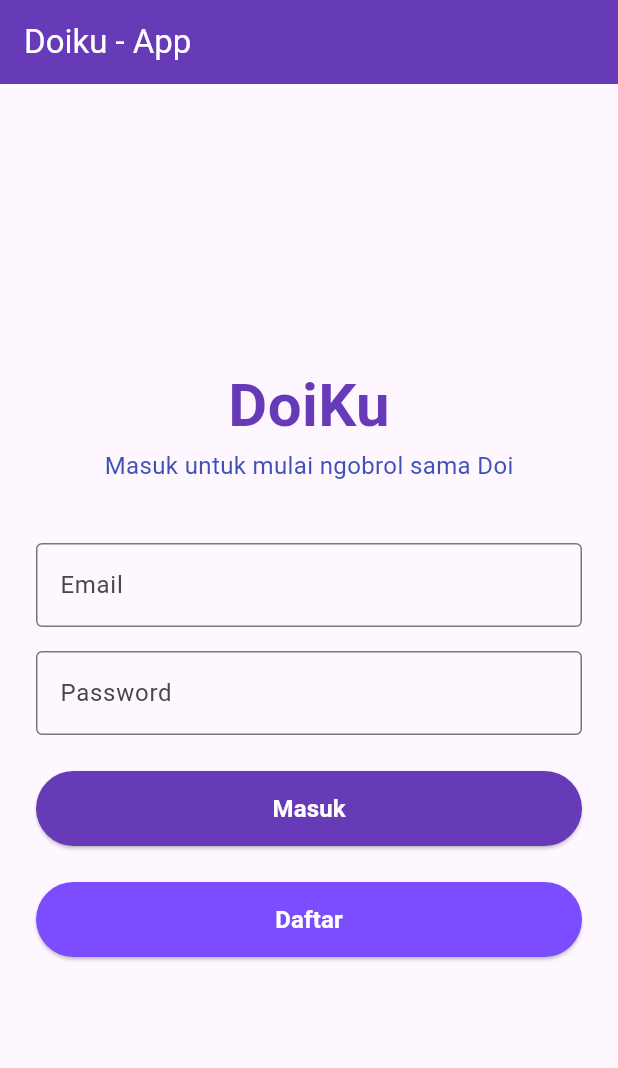
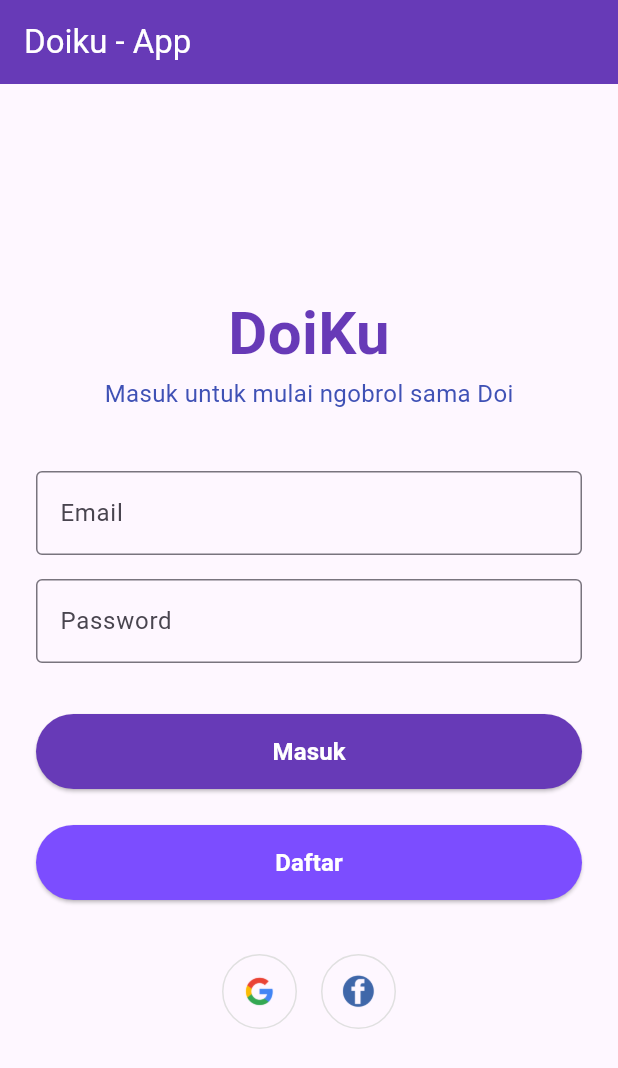
Before and after one commit to TheHans06/DoiKu-App, a Flutter app: the screen it shows after launch, on a phone screen of 412 x 824 dp. Shown: the top 1068 px of the screen. Run offline on Flutter 3.47's test engine with Material 3 defaults, Android fonts, the phone set to English and light mode, and no system bars.

Commit message:
feat: setup user db and build login ui

```diff
--- /dev/null
+++ b/devtools_options.yaml
@@ -0,0 +1,3 @@
+description: This file stores settings for Dart & Flutter DevTools.
+documentation: https://docs.flutter.dev/tools/devtools/extensions#configure-extension-enablement-states
+extensions:
--- a/lib/main.dart
+++ b/lib/main.dart
@@ -1,4 +1,4 @@
-import 'package:doiku/login_screen.dart';
+import 'package:doiku/screens/login_screen.dart';
 import 'package:flutter/material.dart';
 
 void main() {
--- /dev/null
+++ b/lib/screens/home.dart
@@ -0,0 +1,14 @@
+import 'package:flutter/material.dart';
+
+class HomeScreen extends StatelessWidget{
+  const HomeScreen({super.key});
+
+  @override
+  Widget build(BuildContext context) {
+    return const Scaffold(
+      body: Center(
+        child: Text('HomeScreen'),
+      ),
+    );
+  }
+}
--- a/lib/login_screen.dart
+++ b/lib/screens/login_screen.dart
@@ -51,7 +51,7 @@ class LoginScreen extends StatelessWidget{
               ),
             ),
 
-            const SizedBox(height: 24),
+            const SizedBox(height: 34),
 
             SizedBox(
               width: double.infinity,
@@ -87,7 +87,56 @@ class LoginScreen extends StatelessWidget{
                   style: TextStyle(fontSize: 16, fontWeight: FontWeight.bold),
                 ),
               ),
-            )
+            ),
+
+            const SizedBox(height: 36),
+
+            Row(
+              mainAxisAlignment: MainAxisAlignment.center,
+              children: [
+                InkWell(
+                  onTap: () {
+                    // Login with Google Logic here
+                  },
+                  borderRadius: BorderRadius.circular(50),
+                  child: Container(
+                    padding: const EdgeInsets.all(12),
+                    decoration: BoxDecoration(
+                      shape: BoxShape.circle,
+                      border: Border.all(color: Colors.grey.shade300),
+                    ),
+                    child: Image.asset(
+                      'assets/images/google-logo-9824.png',
+                      width: 24,
+                      height: 24,
+                    ),
+                  ),
+                ),
+
+                const SizedBox(width: 16),
+
+                InkWell(
+                  onTap: () {
+                    // Login with Facebook Logic here
+                  },
+                  borderRadius: BorderRadius.circular(50),
+                  child: Container(
+                    padding: const EdgeInsets.all(12),
+                    decoration: BoxDecoration(
+                      shape: BoxShape.circle,
+                      border: Border.all(color: Colors.grey.shade300),
+                    ),
+                    child: Image.asset(
+                      'assets/images/facebook-logo.png',
+                      width: 24,
+                      height: 24,
+                    ),
+                  ),
+                ),
+
+                const SizedBox(height: 16),
+              ],
+            ),
           ],
         ),
       ),
--- a/pubspec.yaml
+++ b/pubspec.yaml
@@ -59,9 +59,8 @@ flutter:
   uses-material-design: true
 
   # To add assets to your application, add an assets section, like this:
-  # assets:
-  #   - images/a_dot_burr.jpeg
-  #   - images/a_dot_ham.jpeg
+  assets:
+    - assets/images/
 
   # An image asset can refer to one or more resolution-specific "variants", see
   # https://flutter.dev/to/resolution-aware-images
```
Also changed, not shown: assets/images/facebook-logo.png (added), assets/images/google-logo-9824.png (added).
